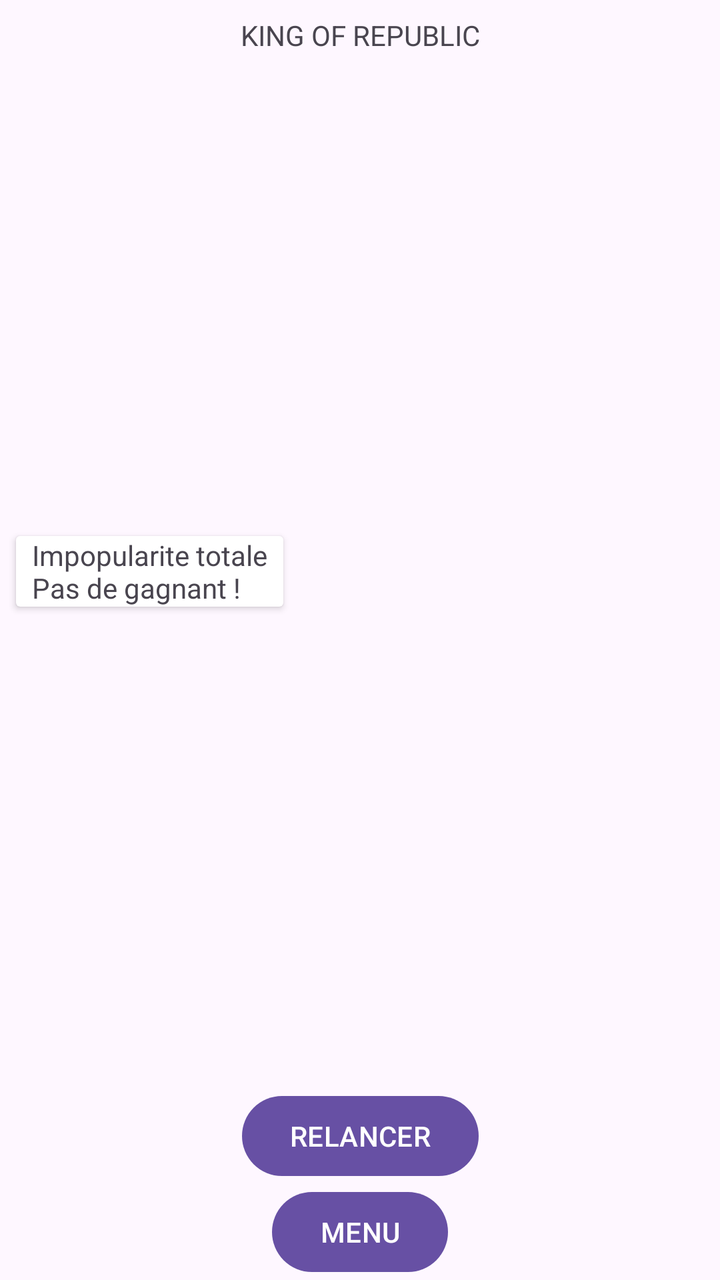
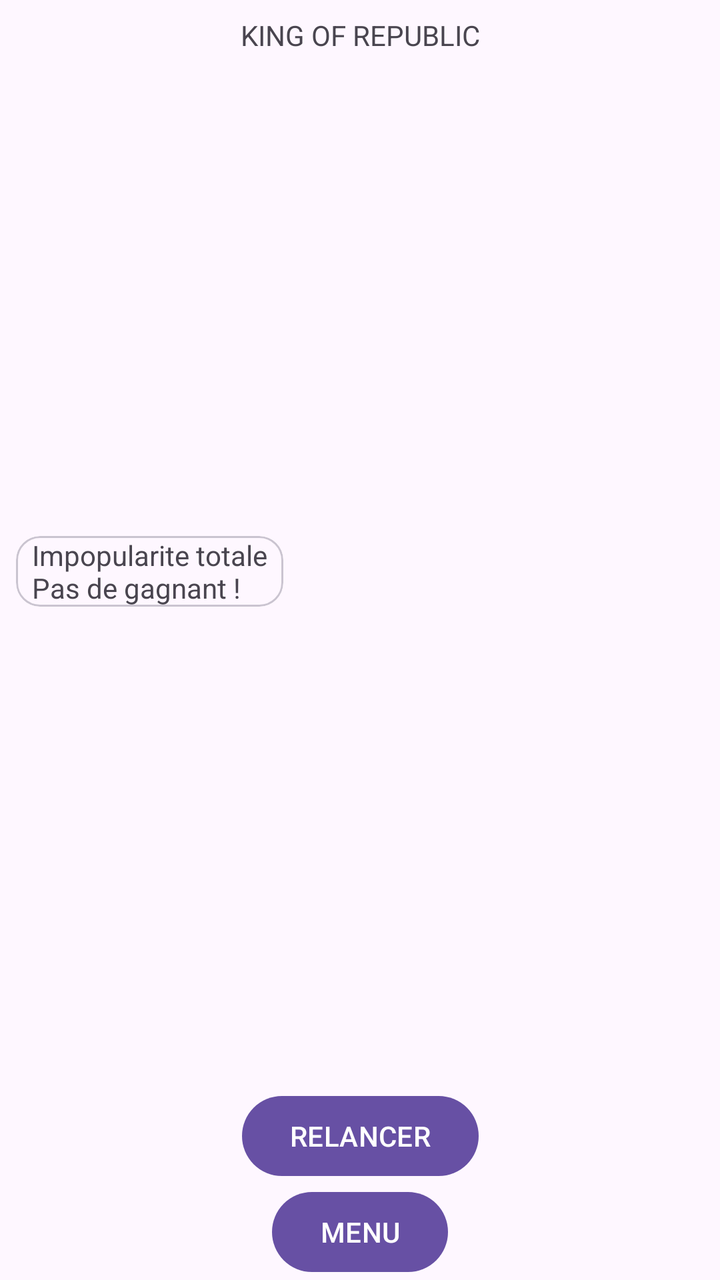

An Android layout rendered at two revisions. The XML below is the earlier revision; the diff shows what the commit changed to produce the second picture.
<!-- AndroidManifest.xml: application theme Theme.Republic -->
<!-- res/layout/fragment_ending.xml -->
<?xml version="1.0" encoding="utf-8"?>
<androidx.constraintlayout.widget.ConstraintLayout xmlns:android="http://schemas.android.com/apk/res/android"
    xmlns:app="http://schemas.android.com/apk/res-auto"
    xmlns:tools="http://schemas.android.com/tools"
    android:layout_width="match_parent"
    android:layout_height="match_parent"
    tools:context=".views.ending.EndingFragment">

    <androidx.cardview.widget.CardView
        android:id="@+id/cardView"
        android:layout_width="wrap_content"
        android:layout_height="wrap_content"
        android:layout_marginStart="8dp"
        android:layout_marginEnd="8dp"
        app:layout_constraintBottom_toTopOf="@+id/ending_play_btn"
        app:layout_constraintEnd_toStartOf="@+id/ending_recycler"
        app:layout_constraintStart_toStartOf="parent"
        app:layout_constraintTop_toBottomOf="@+id/ending_title">

        <androidx.constraintlayout.widget.ConstraintLayout
            android:layout_width="wrap_content"
            android:layout_height="wrap_content">

            <ImageView
                android:id="@+id/ending_winner_player_image"
                android:layout_width="0dp"
                android:layout_height="75dp"
                android:layout_marginStart="8dp"
                android:layout_marginTop="8dp"
                android:layout_marginEnd="8dp"
                android:layout_marginBottom="8dp"
                android:visibility="gone"
                app:layout_constraintBottom_toBottomOf="parent"
                app:layout_constraintDimensionRatio="w,1:1"
                app:layout_constraintEnd_toEndOf="parent"
                app:layout_constraintStart_toStartOf="@+id/ending_winner_barrier"
                app:layout_constraintTop_toTopOf="parent"
                app:srcCompat="@drawable/hollande_1" />

            <androidx.constraintlayout.widget.Barrier
                android:id="@+id/ending_winner_barrier"
                android:layout_width="wrap_content"
                android:layout_height="wrap_content"
                app:barrierDirection="end"
                app:constraint_referenced_ids="ending_winner_player_text,ending_winner_victory_text"
                app:layout_constraintBottom_toBottomOf="parent"
                app:layout_constraintEnd_toEndOf="parent"
                app:layout_constraintTop_toTopOf="parent" />

            <TextView
                android:id="@+id/ending_winner_player_text"
                android:layout_width="wrap_content"
                android:layout_height="wrap_content"
                android:layout_marginStart="8dp"
                android:layout_marginEnd="8dp"
                android:text="@string/game_player_card_name"
                android:visibility="gone"
                app:layout_constraintBottom_toTopOf="@+id/ending_winner_victory_text"
                app:layout_constraintEnd_toStartOf="@+id/ending_winner_barrier"
                app:layout_constraintStart_toStartOf="parent"
                app:layout_constraintTop_toTopOf="parent" />

            <TextView
                android:id="@+id/ending_winner_victory_text"
                android:layout_width="wrap_content"
                android:layout_height="wrap_content"
                android:layout_marginStart="8dp"
                android:layout_marginEnd="8dp"
                android:text="@string/ending_no_win"
                app:layout_constraintBottom_toBottomOf="parent"
                app:layout_constraintEnd_toStartOf="@+id/ending_winner_barrier"
                app:layout_constraintStart_toStartOf="parent"
                app:layout_constraintTop_toBottomOf="@+id/ending_winner_player_text" />
        </androidx.constraintlayout.widget.ConstraintLayout>
    </androidx.cardview.widget.CardView>

    <TextView
        android:id="@+id/ending_title"
        android:layout_width="wrap_content"
        android:layout_height="wrap_content"
        android:layout_marginTop="8dp"
        android:text="@string/game_name"
        app:layout_constraintEnd_toEndOf="parent"
        app:layout_constraintStart_toStartOf="parent"
        app:layout_constraintTop_toTopOf="parent" />

    <androidx.recyclerview.widget.RecyclerView
        android:id="@+id/ending_recycler"
        android:layout_width="0dp"
        android:layout_height="0dp"
        android:layout_marginTop="16dp"
        android:layout_marginEnd="8dp"
        android:layout_marginBottom="16dp"
        app:layout_constraintBottom_toTopOf="@+id/ending_play_btn"
        app:layout_constraintEnd_toEndOf="parent"
        app:layout_constraintStart_toEndOf="@+id/cardView"
        app:layout_constraintTop_toBottomOf="@+id/ending_title"
        app:layout_constraintVertical_bias="1.0" />

    <Button
        android:id="@+id/ending_play_btn"
        android:layout_width="wrap_content"
        android:layout_height="wrap_content"
        android:text="@string/ending_play_again_button"
        app:layout_constraintBottom_toTopOf="@+id/ending_menu_btn"
        app:layout_constraintEnd_toEndOf="parent"
        app:layout_constraintStart_toStartOf="parent" />

    <Button
        android:id="@+id/ending_menu_btn"
        android:layout_width="wrap_content"
        android:layout_height="wrap_content"
        android:text="@string/ending_menu_button"
        app:layout_constraintBottom_toBottomOf="parent"
        app:layout_constraintEnd_toEndOf="parent"
        app:layout_constraintStart_toStartOf="parent" />

</androidx.constraintlayout.widget.ConstraintLayout>
<!-- resources referenced by this layout -->
<resources>
  <!-- drawable hollande_1: jpeg bitmap (drawable, 19009 bytes) -->
  <string name="ending_menu_button">MENU</string>
  <string name="ending_no_win">Impopularite totale\nPas de gagnant !</string>
  <string name="ending_play_again_button">RELANCER</string>
  <string name="game_name">KING OF REPUBLIC</string>
  <string name="game_player_card_name">PLAYER %d</string>
  <style name="Theme.Republic" parent="Base.Theme.Republic" />
  <style name="Base.Theme.Republic" parent="Theme.Material3.DayNight.NoActionBar">
          
          
      </style>
</resources>

<!-- the commit's change to res/layout/fragment_ending.xml (unified diff, before → after) -->
@@ -6,7 +6,7 @@
     android:layout_height="match_parent"
     tools:context=".views.ending.EndingFragment">
 
-    <androidx.cardview.widget.CardView
+    <com.google.android.material.card.MaterialCardView
         android:id="@+id/cardView"
         android:layout_width="wrap_content"
         android:layout_height="wrap_content"
@@ -15,7 +15,8 @@
         app:layout_constraintBottom_toTopOf="@+id/ending_play_btn"
         app:layout_constraintEnd_toStartOf="@+id/ending_recycler"
         app:layout_constraintStart_toStartOf="parent"
-        app:layout_constraintTop_toBottomOf="@+id/ending_title">
+        app:layout_constraintTop_toBottomOf="@+id/ending_title"
+        app:strokeWidth="1dp">
 
         <androidx.constraintlayout.widget.ConstraintLayout
             android:layout_width="wrap_content"
@@ -72,7 +73,7 @@
                 app:layout_constraintStart_toStartOf="parent"
                 app:layout_constraintTop_toBottomOf="@+id/ending_winner_player_text" />
         </androidx.constraintlayout.widget.ConstraintLayout>
-    </androidx.cardview.widget.CardView>
+    </com.google.android.material.card.MaterialCardView>
 
     <TextView
         android:id="@+id/ending_title"
